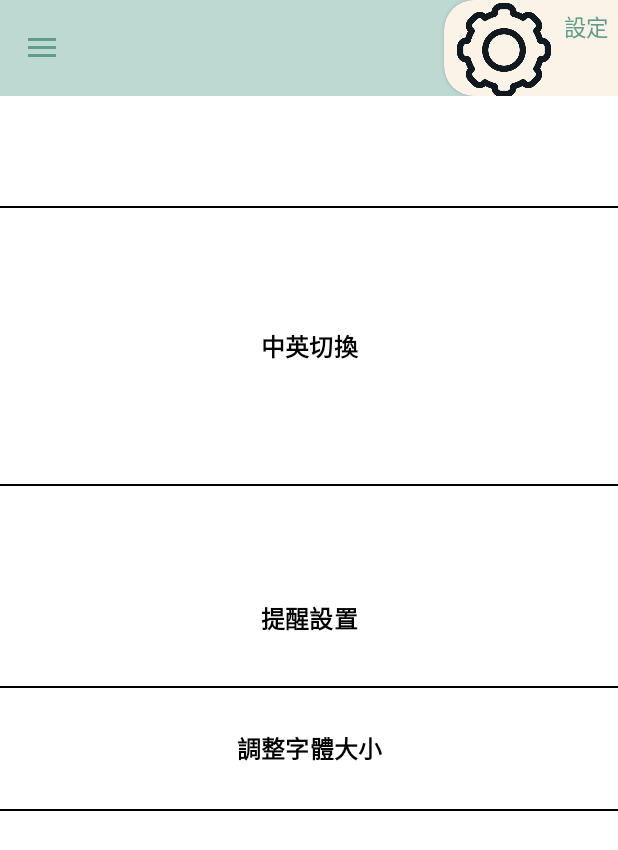
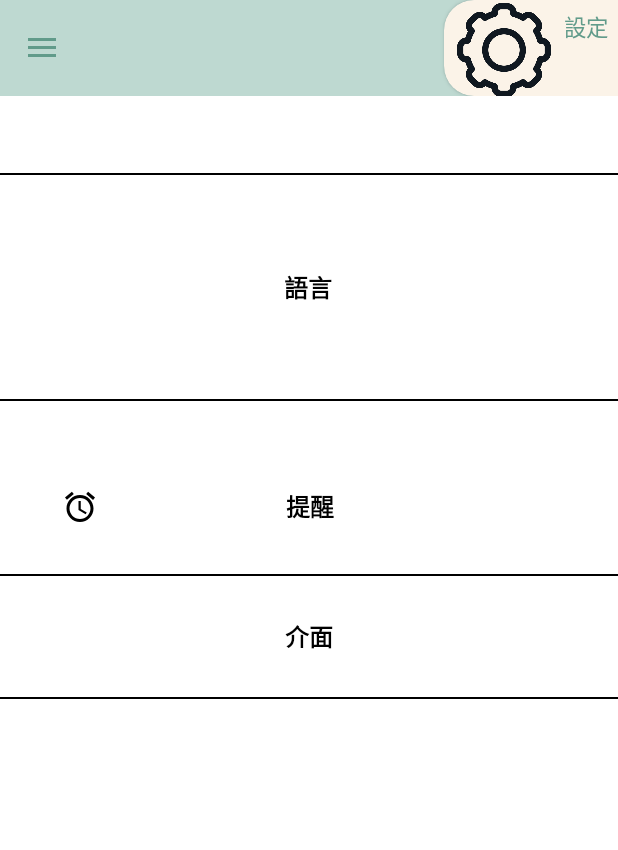
Before and after one commit to TandyLiao/Map_clock_API34, an Android app: the screen it shows after launch (MainActivity), in the side drawer, after a tap on "設定", on a phone screen of 412 x 824 dp. Shown: the top 850 px of the screen. Run offline under Robolectric (Android 15) with nearby library versions, the phone set to English and light mode, and no system bars; libraries missing offline, so code that uses them is left out: it.xabaras.android.

Commit message:
新增小圖標

```diff
--- a/app/src/main/java/com/example/map_clock_api34/setting/SettingFragment.java
+++ b/app/src/main/java/com/example/map_clock_api34/setting/SettingFragment.java
@@ -17,6 +17,7 @@ import android.widget.ImageView;
 import android.widget.LinearLayout;
 import android.widget.TextView;
 
+import android.graphics.BitmapFactory;
 import androidx.annotation.NonNull;
 import androidx.annotation.Nullable;
 import androidx.appcompat.app.ActionBar;
@@ -34,6 +35,7 @@ public class SettingFragment extends Fragment {
     private TextView tx1;
     private Toolbar toolbar;
     private Button interface_Button, remind_Button, language_Button;
+    private ImageView setting_clock;
 
     @Nullable
     @Override
@@ -44,7 +46,9 @@ public class SettingFragment extends Fragment {
         interface_Button = view.findViewById(R.id.interface_Button);
         remind_Button = view.findViewById(R.id.remind_Button);
         language_Button = view.findViewById(R.id.language_Button);
+        setting_clock=view.findViewById(R.id.myImageView);
 
+        setting_clock.setImageResource(R.drawable.setting_alarm_24);
         // 为每个按钮设置点击事件监听器
         interface_Button.setOnClickListener(new View.OnClickListener() {
             @Override
@@ -77,9 +81,9 @@ public class SettingFragment extends Fragment {
     }
 
     private void updateButtonLabels() {
-        interface_Button.setText(getButtonText("Adjust Font Size"));
-        remind_Button.setText(getButtonText("Remind Setting"));
-        language_Button.setText(getButtonText("Language Switch"));
+        interface_Button.setText(getButtonText("Interface"));
+        remind_Button.setText(getButtonText("Remind"));
+        language_Button.setText(getButtonText("Language"));
     }
 
     private String getButtonText(String text) {
@@ -96,12 +100,12 @@ public class SettingFragment extends Fragment {
 
     private String translateToChinese(String text) {
         switch (text) {
-            case "Adjust Font Size":
-                return "調整字體大小";
-            case "Remind Setting":
-                return "提醒設置";
-            case "Language Switch":
-                return "中英切換";
+            case "Interface":
+                return "介面";
+            case "Remind":
+                return "提醒";
+            case "Language":
+                return "語言";
             default:
                 return text;
         }
--- /dev/null
+++ b/app/src/main/res/drawable/setting_alarm_24.xml
@@ -0,0 +1,5 @@
+<vector xmlns:android="http://schemas.android.com/apk/res/android" android:height="24dp" android:tint="#000000" android:viewportHeight="24" android:viewportWidth="24" android:width="24dp">
+
+    <path android:fillColor="@android:color/black" android:pathData="M22,5.72l-4.6,-3.86 -1.29,1.53 4.6,3.86L22,5.72zM7.88,3.39L6.6,1.86 2,5.71l1.29,1.53 4.59,-3.85zM12.5,8L11,8v6l4.75,2.85 0.75,-1.23 -4,-2.37L12.5,8zM12,4c-4.97,0 -9,4.03 -9,9s4.02,9 9,9c4.97,0 9,-4.03 9,-9s-4.03,-9 -9,-9zM12,20c-3.87,0 -7,-3.13 -7,-7s3.13,-7 7,-7 7,3.13 7,7 -3.13,7 -7,7z"/>
+
+</vector>
--- a/app/src/main/res/layout/fragment_setting.xml
+++ b/app/src/main/res/layout/fragment_setting.xml
@@ -53,38 +53,52 @@
         android:id="@+id/remind_Button"
         android:layout_width="200dp"
         android:layout_height="82dp"
+        android:background="@drawable/oval_button_background"
         android:elevation="20dp"
         android:gravity="center"
+        android:onClick="ringDevice"
         android:text="提醒"
-        android:background="@drawable/oval_button_background"
         android:textColor="@color/black"
         android:textSize="16sp"
         android:textStyle="bold"
         app:layout_constraintBottom_toBottomOf="parent"
         app:layout_constraintEnd_toEndOf="parent"
+        app:layout_constraintHorizontal_bias="0.502"
         app:layout_constraintStart_toStartOf="parent"
         app:layout_constraintTop_toTopOf="parent"
-        android:onClick="ringDevice" />
+        app:layout_constraintVertical_bias="0.4" />
+
     <View
         android:id="@+id/line3"
         android:layout_width="match_parent"
         android:layout_height="1dp"
         android:layout_marginTop="4dp"
         android:background="@color/black"
+        app:layout_constraintBottom_toBottomOf="@id/remind_Button"
         app:layout_constraintEnd_toEndOf="parent"
+
+
+        app:layout_constraintHorizontal_bias="1.0"
         app:layout_constraintStart_toStartOf="parent"
+        app:layout_constraintTop_toTopOf="@id/language_Button" />
 
-        app:layout_constraintBottom_toBottomOf="@id/remind_Button"
+    <ImageView
+        android:id="@+id/myImageView"
+        android:layout_width="wrap_content"
+        android:layout_height="wrap_content"
+        android:src="@drawable/setting_alarm_24"
+        app:layout_constraintTop_toTopOf="@+id/remind_Button"
+        app:layout_constraintBottom_toBottomOf="@+id/remind_Button"
+        app:layout_constraintEnd_toStartOf="@+id/remind_Button"
 
-        app:layout_constraintTop_toTopOf="@id/language_Button"
-        />
+        app:layout_constraintStart_toStartOf="parent"/>
 
     <Button
         android:id="@+id/language_Button"
         android:layout_width="200dp"
         android:layout_height="82dp"
         android:background="@drawable/oval_button_background"
-        android:elevation="20dp"
+
         android:gravity="center"
         android:onClick="ringDevice"
         android:text="語言"
@@ -93,20 +107,21 @@
         android:textStyle="bold"
         app:layout_constraintBottom_toBottomOf="@+id/line3"
         app:layout_constraintEnd_toEndOf="parent"
+        app:layout_constraintHorizontal_bias="0.497"
         app:layout_constraintStart_toStartOf="@id/line3"
-        app:layout_constraintTop_toTopOf="@+id/line4"/>
+        app:layout_constraintTop_toTopOf="@+id/line4" />
 
     <View
         android:id="@+id/line4"
         android:layout_width="match_parent"
         android:layout_height="1dp"
-        android:layout_marginTop="4dp"
         android:background="@color/black"
 
+        app:layout_constraintBottom_toBottomOf="@id/language_Button"
         app:layout_constraintEnd_toEndOf="parent"
+
+        app:layout_constraintHorizontal_bias="0.0"
         app:layout_constraintStart_toStartOf="parent"
-
-        app:layout_constraintBottom_toBottomOf="@id/language_Button"
         app:layout_constraintTop_toTopOf="parent" />
 
 </androidx.constraintlayout.widget.ConstraintLayout>
--- a/app/src/main/res/layout/setting_interface.xml
+++ b/app/src/main/res/layout/setting_interface.xml
@@ -3,7 +3,8 @@
     xmlns:android="http://schemas.android.com/apk/res/android"
     xmlns:app="http://schemas.android.com/apk/res-auto"
     android:layout_width="match_parent"
-    android:layout_height="match_parent">
+    android:layout_height="match_parent"
+    android:background="@color/white">
     <Button
         android:id="@+id/big_setting"
         android:layout_width="200dp"
--- a/app/src/main/res/layout/setting_language.xml
+++ b/app/src/main/res/layout/setting_language.xml
@@ -2,7 +2,8 @@
 <androidx.constraintlayout.widget.ConstraintLayout xmlns:android="http://schemas.android.com/apk/res/android"
     xmlns:app="http://schemas.android.com/apk/res-auto"
     android:layout_width="match_parent"
-    android:layout_height="match_parent">
+    android:layout_height="match_parent"
+    android:background="@color/white">
     <Button
         android:id="@+id/translate_setting"
         android:layout_width="200dp"
--- a/app/src/main/res/layout/setting_remind.xml
+++ b/app/src/main/res/layout/setting_remind.xml
@@ -3,7 +3,8 @@
     xmlns:app="http://schemas.android.com/apk/res-auto"
     xmlns:tools="http://schemas.android.com/tools"
     android:layout_width="match_parent"
-    android:layout_height="match_parent">
+    android:layout_height="match_parent"
+    android:background="@color/white">
 
 
     <Switch
```
Also changed, not shown: app/src/main/java/com/example/map_clock_api34/home/LocationService.java (line endings or trailing spaces).
